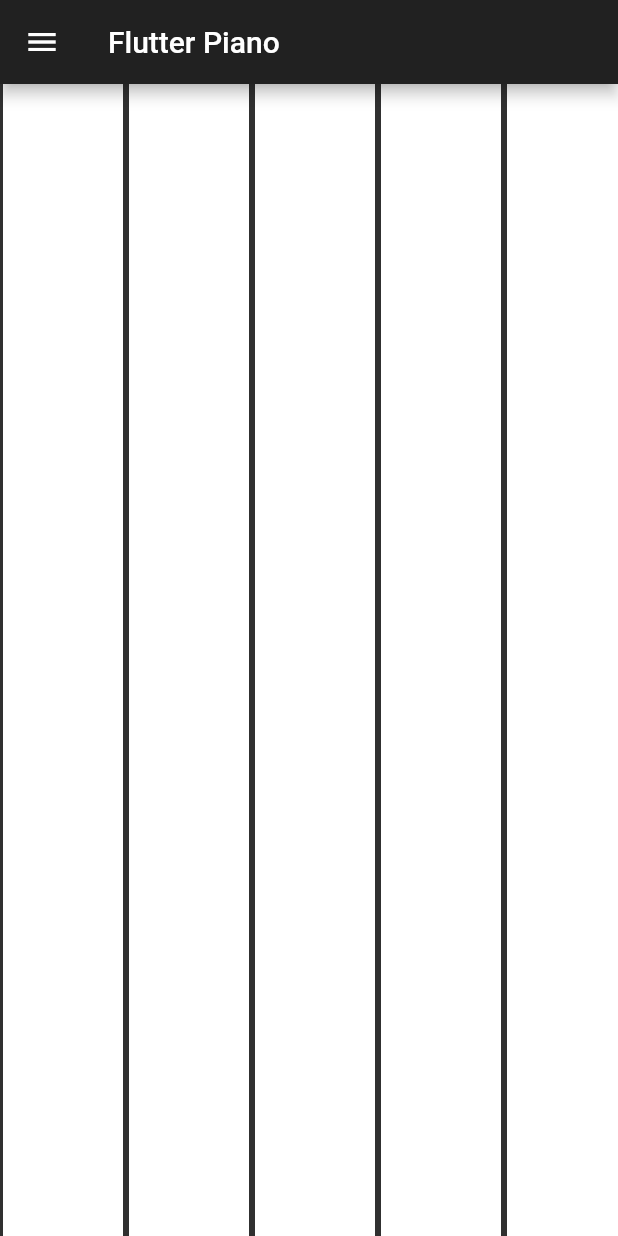
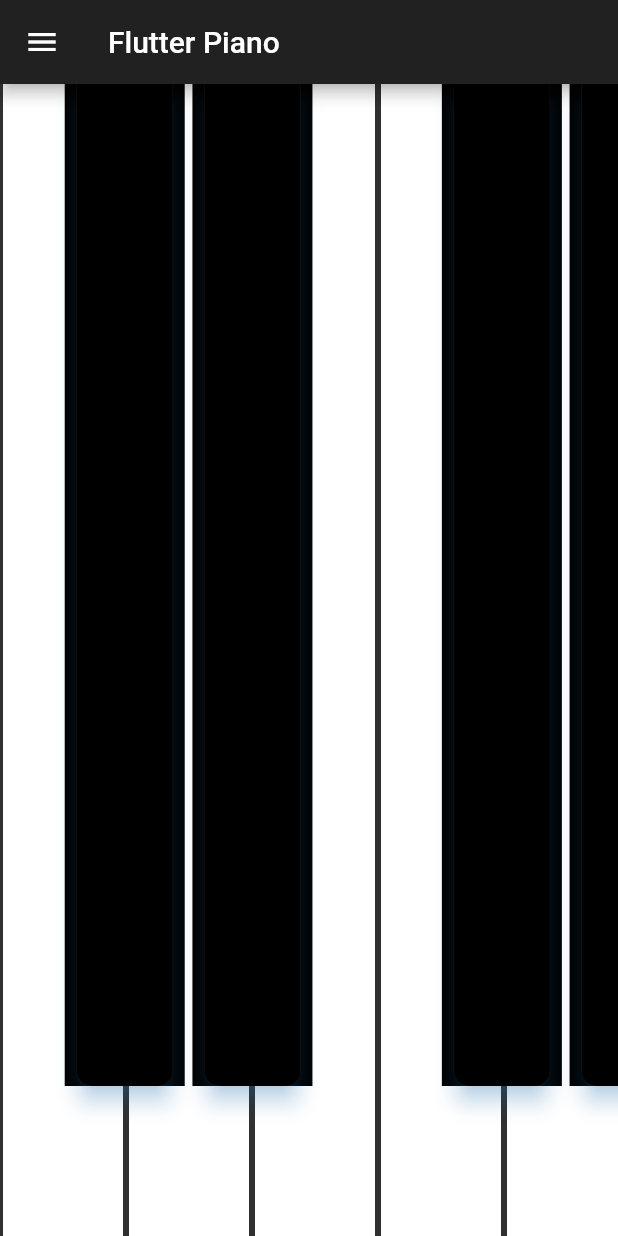
Before and after one commit to metromancn/flutter_piano, a Flutter app: the screen it shows after launch, on a phone screen of 412 x 824 dp. Run offline on Flutter 3.47's test engine with Material 2 defaults, Android fonts, the phone set to English and light mode, and no system bars; missing offline and left inert: flutter_midi, tonic; statements that could not run were skipped.

Commit message:
draw octave

```diff
--- a/lib/main.dart
+++ b/lib/main.dart
@@ -1,6 +1,7 @@
 import 'package:flutter/material.dart';
 import 'package:flutter/services.dart';
 import 'package:flutter_midi/flutter_midi.dart';
+import 'package:tonic/tonic.dart';
 
 void main() => runApp(MyApp());
 
@@ -75,6 +76,31 @@ class _MyAppState extends State<MyApp> {
   }
 
   Widget _buildKey(int midi, bool accidental) {
+    final pitchName = Pitch.fromMidiNumber(midi).toString();
+    final pianoKey = Stack(
+      children: <Widget>[
+        Semantics(
+            button: true,
+            hint: pitchName,
+            child: Material(
+                borderRadius: borderRadius,
+                color: accidental ? Colors.black : Colors.white,
+                child: InkWell(
+                  borderRadius: borderRadius,
+                  highlightColor: Colors.grey,
+                  onTap: () {},
+                  onTapDown: (_) => FlutterMidi.playMidiNote(midi: midi),
+                )
+            )
+        ),
+        Positioned(
+            left: 0.0,
+            right: 0.0,
+            bottom: 20.0,
+            child: _showLabels ? Text(pitchName, textAlign: TextAlign.center, style: TextStyle(color: !accidental ? Colors.black : Colors.white)) : Container()
+        ),
+      ],
+    );
     if (accidental) {
       return Container(
           width: keyWidth,
@@ -85,6 +111,7 @@ class _MyAppState extends State<MyApp> {
             elevation: 6.0,
             borderRadius: borderRadius,
             shadowColor: Color(0x802196F3),
+            child: pianoKey,
           ));
     }
     return Container(
```
